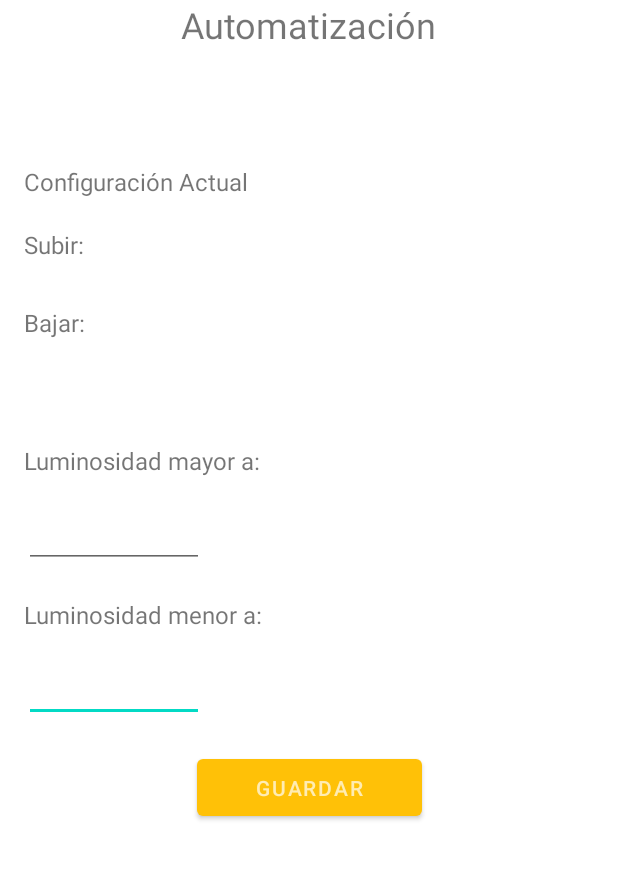
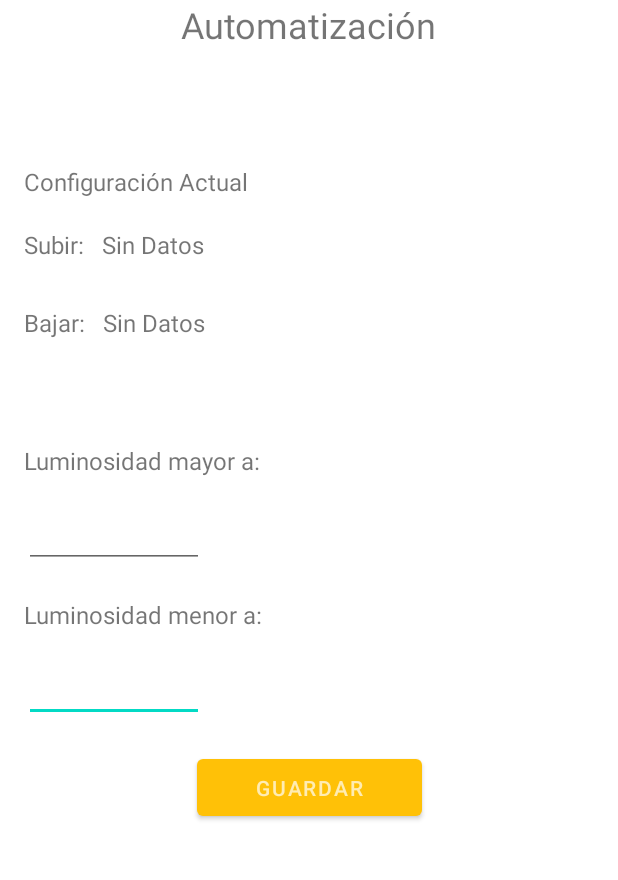
Before and after one commit to CristianJPA/appPersiana, an Android app: the fragment Autom2Fragment placed in its activity, after a tap on "GUARDAR", on a phone screen of 412 x 824 dp, the part 84-964 px from its top. Run offline under Robolectric (Android 15) with nearby library versions, the light colour scheme and no system bars; our stand-ins replace Firebase (no records; nobody signed in at launch, a user with empty details on screens opened directly); 2 statements that could not run were skipped.

Commit message:
23-11 mostrar datos

```diff
--- a/app/src/main/java/com/example/persianaautomatica/Autom2Fragment.java
+++ b/app/src/main/java/com/example/persianaautomatica/Autom2Fragment.java
@@ -5,6 +5,7 @@ import android.os.Bundle;
 import androidx.annotation.NonNull;
 import androidx.fragment.app.Fragment;
 
+import android.util.Log;
 import android.view.LayoutInflater;
 import android.view.View;
 import android.view.ViewGroup;
@@ -22,9 +23,11 @@ import com.google.firebase.database.DatabaseReference;
 import com.google.firebase.database.FirebaseDatabase;
 import com.google.firebase.database.ValueEventListener;
 
+import java.security.spec.ECField;
 import java.util.ArrayList;
 
 public class Autom2Fragment extends Fragment {
+    private static final String TAG = "hola";
     Button btnAutom1;
     EditText etLuminosidad1,etLuminosidad2;
     TextView tvMostrarLumSubida, tvMostrarLumBajada;
@@ -48,6 +51,7 @@ public class Autom2Fragment extends Fragment {
                              Bundle savedInstanceState) {
         View v =  inflater.inflate(R.layout.fragment_autom2, container, false);
         //lvLuminosidad = (ListView) v.findViewById(R.id.lvLuminosidad);
+
         cargarDatos();
         tvMostrarLumSubida = (TextView) v.findViewById(R.id.tvMostrarLumSubida);
         tvMostrarLumBajada = (TextView) v.findViewById(R.id.tvMostrarLumBajada);
@@ -60,24 +64,32 @@ public class Autom2Fragment extends Fragment {
             public void onClick(View view) {
                 Toast.makeText(getContext(), "otro", Toast.LENGTH_SHORT).show();
                 insertar();
+                etLuminosidad1.setText("");
+                etLuminosidad2.setText("");
             }
         });
         return v;
-        //
+
     }
 
     public ArrayList<Luminosidad> cargarDatos() {
+
             database = FirebaseDatabase.getInstance();
             luminosidadRef = database.getReference("Luminosidad");
             ValueEventListener luminosidadListener = new ValueEventListener() {
                 @Override
                 public void onDataChange(@NonNull DataSnapshot snapshot) {
                     listado = new ArrayList<>();
+            try {
                     System.out.println("LUMINOSIDAD "+snapshot);
                     String MostrarLumSubida = snapshot.child("luminosidadSubida").getValue().toString();
                     String MostrarLumBajada = snapshot.child("luminosidadBajada").getValue().toString();
                     tvMostrarLumSubida.setText(MostrarLumSubida);
                     tvMostrarLumBajada.setText(MostrarLumBajada);
+            }catch (Exception e){
+                System.out.println("no hay datos");
+
+            }
                 }
 
                 @Override
@@ -87,15 +99,17 @@ public class Autom2Fragment extends Fragment {
             };
             luminosidadRef.addValueEventListener(luminosidadListener);
             return listado;
+
     }
 
     public void insertar(){
-        // Write a message to the database
             int luminosidadSub = Integer.parseInt(etLuminosidad1.getText().toString());
             int luminosidadBaj = Integer.parseInt(etLuminosidad2.getText().toString());
             Luminosidad l = new Luminosidad(luminosidadSub,luminosidadBaj);
             FirebaseDatabase database = FirebaseDatabase.getInstance();
             DatabaseReference myRef = database.getReference("Luminosidad");
             myRef.setValue(l);
+        // Write a message to the database
+
     }
 }
--- a/app/src/main/java/com/example/persianaautomatica/RegistroFragment.java
+++ b/app/src/main/java/com/example/persianaautomatica/RegistroFragment.java
@@ -63,6 +63,8 @@ public class RegistroFragment extends Fragment {
             public void onDataChange(@NonNull DataSnapshot snapshot) {
                 listado = new ArrayList<>();
                 System.out.println("REGISTROS "+snapshot);
+                try {
+
                 for (DataSnapshot d: snapshot.getChildren()) {
                     System.out.println("REGISTRO"+d);
                     String id = d.child("Id").getValue().toString();
@@ -72,6 +74,9 @@ public class RegistroFragment extends Fragment {
                     Registro r = new Registro(id, voltaje, hora, fecha);
                     listado.add(r);
                     //System.out.println(r);
+                }
+                }catch (Exception e){
+                    System.out.println("error");
                 }
                 Adaptador adaptador = new Adaptador(getContext(),listado);
                 lvRegistro.setAdapter(adaptador);
--- a/app/src/main/res/layout/fragment_autom.xml
+++ b/app/src/main/res/layout/fragment_autom.xml
@@ -123,7 +123,7 @@
             android:layout_height="wrap_content"
             android:layout_marginStart="12dp"
             android:layout_marginTop="20dp"
-            android:text="TextView"
+            android:text="Sin Datos"
             android:textSize="16sp"
             app:layout_constraintStart_toEndOf="@+id/textView12"
             app:layout_constraintTop_toBottomOf="@+id/textView11" />
@@ -134,7 +134,7 @@
             android:layout_height="wrap_content"
             android:layout_marginStart="12dp"
             android:layout_marginTop="30dp"
-            android:text="TextView"
+            android:text="Sin Datos"
             android:textSize="16sp"
             app:layout_constraintStart_toEndOf="@+id/textView13"
             app:layout_constraintTop_toBottomOf="@+id/tvMostrarSubida" />
--- a/app/src/main/res/layout/fragment_autom2.xml
+++ b/app/src/main/res/layout/fragment_autom2.xml
@@ -111,7 +111,7 @@
             android:layout_height="wrap_content"
             android:layout_marginStart="12dp"
             android:layout_marginTop="20dp"
-            android:text="TextView"
+            android:text="Sin Datos"
             android:textSize="16sp"
             app:layout_constraintStart_toEndOf="@+id/textView33"
             app:layout_constraintTop_toBottomOf="@+id/textView32" />
@@ -122,7 +122,7 @@
             android:layout_height="wrap_content"
             android:layout_marginStart="12dp"
             android:layout_marginTop="30dp"
-            android:text="TextView"
+            android:text="Sin Datos"
             android:textSize="16sp"
             app:layout_constraintStart_toEndOf="@+id/textView34"
             app:layout_constraintTop_toBottomOf="@+id/tvMostrarLumSubida" />
```
Also changed, not shown: app/src/main/java/com/example/persianaautomatica/AutomFragment.java (+9 -6 lines). Lines whose indentation alone changed are shown as unchanged.
